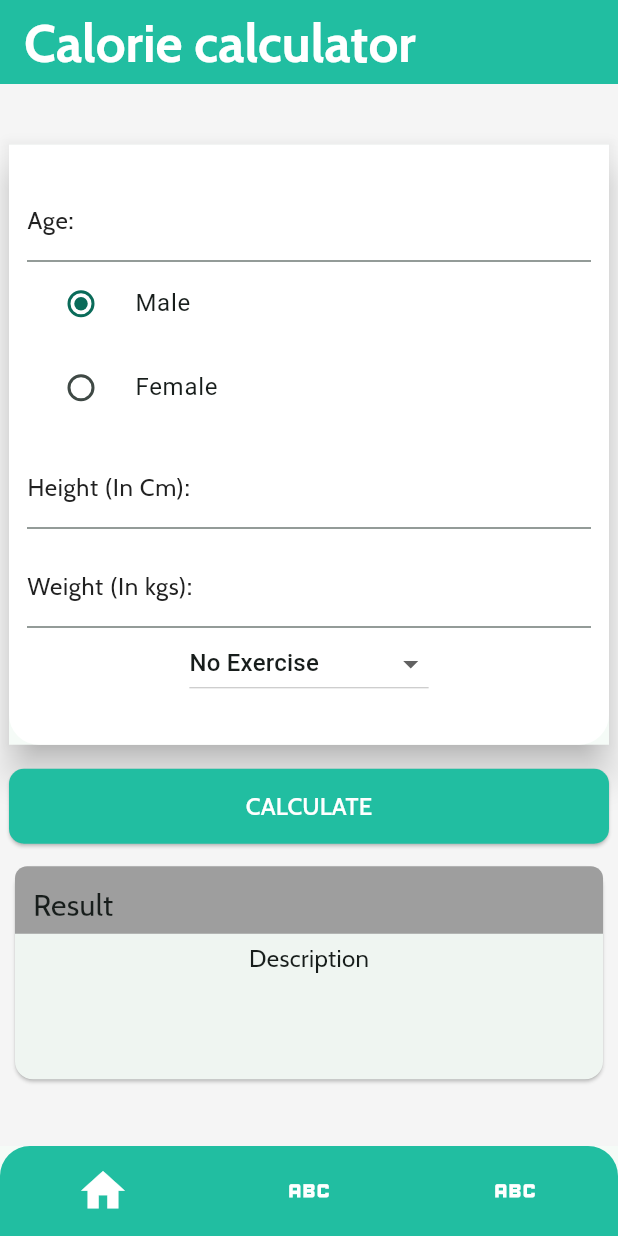
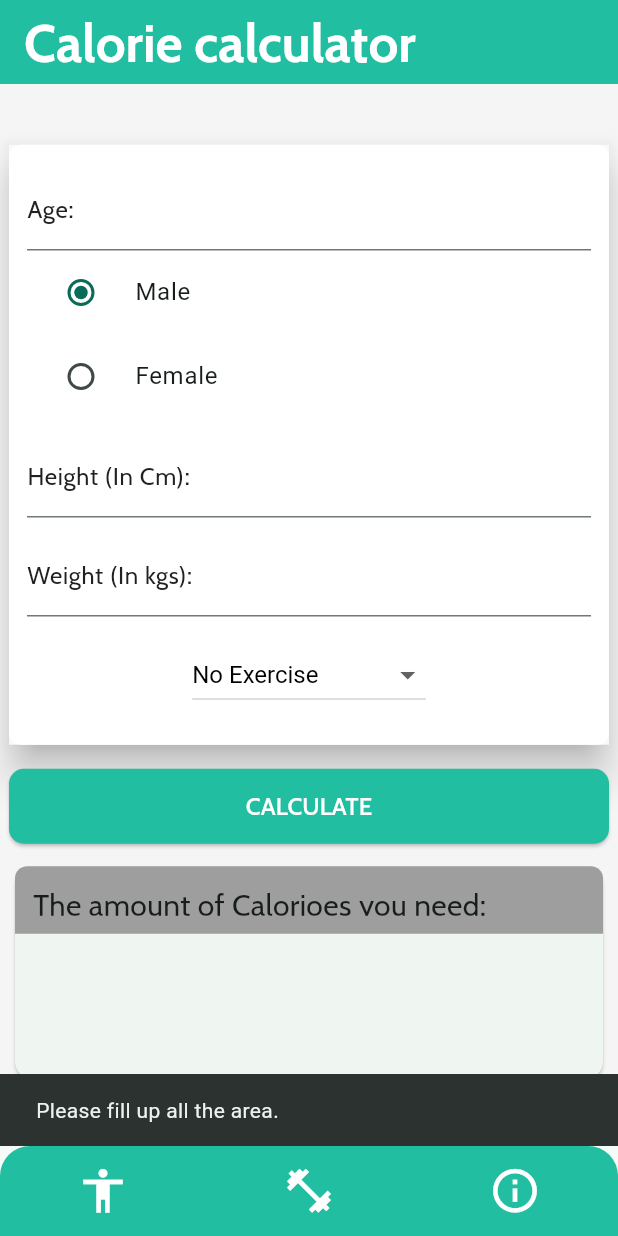
Before and after one commit to kushalchh07/BMIcalculator, a Flutter app: the screen it shows after launch, item 2 of the bottom bar chosen, after a tap on "CALCULATE", on a phone screen of 412 x 824 dp. Run offline on Flutter 3.47's test engine with Material 3 defaults, Android fonts, the phone set to English and light mode, and no system bars; our stand-ins replace google_fonts.

Commit message:
added calorie counter

```diff
--- a/lib/main.dart
+++ b/lib/main.dart
@@ -12,7 +12,7 @@ class MyApp extends StatelessWidget {
   @override
   Widget build(BuildContext context) {
     return MaterialApp(
-      title: 'Flutter Demo',
+      title: 'BMIndex',
       theme: ThemeData(
         colorScheme: ColorScheme.fromSeed(
             seedColor: const Color.fromARGB(255, 33, 190, 161)),
--- a/lib/pages/about_page.dart
+++ b/lib/pages/about_page.dart
@@ -2,8 +2,7 @@ import 'package:flutter/material.dart';
 import 'package:google_fonts/google_fonts.dart';
 
 class AboutPage extends StatelessWidget {
-
-   AboutPage({super.key});
+  AboutPage({super.key});
 
   @override
   Widget build(BuildContext context) {
@@ -21,7 +20,7 @@ class AboutPage extends StatelessWidget {
       ),
       body: Center(
         child: Container(
-          child: Text("AboutPage."),
+          child: Text("Info will be added soon."),
         ),
       ),
     );
--- a/lib/pages/bmi_page.dart
+++ b/lib/pages/bmi_page.dart
@@ -5,7 +5,6 @@ import 'package:flutter/material.dart';
 import 'package:flutter/widgets.dart';
 
 class BmiPage extends StatefulWidget {
-
   BmiPage({super.key});
 
   @override
@@ -13,7 +12,6 @@ class BmiPage extends StatefulWidget {
 }
 
 class _BmiPageState extends State<BmiPage> {
-
   var wtController = TextEditingController();
   var ftController = TextEditingController();
   var inController = TextEditingController();
@@ -65,7 +63,7 @@ class _BmiPageState extends State<BmiPage> {
     final size = MediaQuery.of(context).size;
 
     return Scaffold(
-       appBar: AppBar(
+      appBar: AppBar(
         backgroundColor: const Color.fromARGB(255, 33, 190, 161),
         title: Text(
           "BMI calculator",
@@ -131,7 +129,7 @@ class _BmiPageState extends State<BmiPage> {
                           controller: wtController,
                           decoration: InputDecoration(
                               label: Text(
-                                "Enter Your Weights (In kgs):",
+                                "Weights (In kgs):",
                                 style: GoogleFonts.cabin(
                                     fontWeight: FontWeight.w100,
                                     color: Colors.grey.shade900),
@@ -145,7 +143,7 @@ class _BmiPageState extends State<BmiPage> {
                         TextField(
                           controller: ftController,
                           decoration: InputDecoration(
-                              label: Text("Enter Your Height (In ft):",
+                              label: Text("Height (In ft):",
                                   style: GoogleFonts.cabin(
                                       fontWeight: FontWeight.w100,
                                       color: Colors.grey.shade900)),
@@ -158,7 +156,7 @@ class _BmiPageState extends State<BmiPage> {
                         TextField(
                           controller: inController,
                           decoration: InputDecoration(
-                              label: Text("Enter Your Height (In Inch):",
+                              label: Text("Height (In Inch):",
                                   style: GoogleFonts.cabin(
                                       fontWeight: FontWeight.w100,
                                       color: Colors.grey.shade900)),
--- a/lib/pages/calorie_calculate.dart
+++ b/lib/pages/calorie_calculate.dart
@@ -12,12 +12,50 @@ class _CalorieCalculateState extends State<CalorieCalculate> {
   var wtController = TextEditingController();
   var ageController = TextEditingController();
   var cmController = TextEditingController();
-  var result = "";
+  var bmr;
   var description = "";
 
-  void _onpressed() {}
-  String _selectedOption = 'Option 1';
-  String _choice = 'No Exercise';
+  var _selectedOption = 'Option 1';
+  var _choice = 'No Exercise';
+
+  void _onpressed() {
+    var wt = wtController.text.toString();
+    var age = ageController.text.toString();
+    var cm = cmController.text.toString();
+
+    if (wt != "" && age != "" && cm != "") {
+      var twt = int.parse(wt); //parsed into integer
+      var tage = int.parse(age); //parsed into integer
+      var tcm = int.parse(cm);
+
+      setState(() {
+        if (_selectedOption == 'Option 1') {
+          bmr = (10 * twt) + (6.25 * tcm) - (5 * tage) + 5;
+        } else {
+          bmr = (10 * twt) + (6.25 * tcm) - (5 * tage) - 161;
+        }
+
+        if (_choice == 'No Exerxise') {
+          description = (bmr * 1.2).toString();
+        } else if (_choice == 'Light Exercise') {
+          description = (bmr * 1.375).toString();
+        } else if (_choice == 'Moderate Exercise') {
+          description = (bmr * 1.55).toString();
+        } else if (_choice == 'Hard Exercise') {
+          description = (bmr * 1.725).toString();
+        } else {
+          description = (bmr * 1.9).toString();
+        }
+      });
+    }
+    if (wt == "" && age == "" && cm == "") {
+      setState(() {
+        // Show the SnackBar
+        ScaffoldMessenger.of(context).showSnackBar(
+            SnackBar(content: Text("Please fill up all the area.")));
+      });
+    }
+  }
 
   @override
   Widget build(BuildContext context) {
@@ -47,9 +85,7 @@ class _CalorieCalculateState extends State<CalorieCalculate> {
               elevation: 10,
               child: Container(
                 decoration: BoxDecoration(
-                  borderRadius: BorderRadius.only(
-                      bottomLeft: Radius.circular(20),
-                      bottomRight: Radius.circular(20)),
+                  borderRadius: BorderRadius.circular(8),
                   color: Colors.white,
                 ),
                 height: 400,
@@ -118,7 +154,14 @@ class _CalorieCalculateState extends State<CalorieCalculate> {
                           ),
                           keyboardType: TextInputType.number,
                         ),
+                        SizedBox(
+                          height: 15,
+                        ),
                         DropdownButton(
+                            icon: Icon(Icons.arrow_drop_down),
+                            elevation: 8,
+                            style: TextStyle(color: Colors.black, fontSize: 16),
+                            dropdownColor: Colors.white,
                             value: _choice,
                             items: <String>[
                               'No Exercise',
@@ -178,7 +221,7 @@ class _CalorieCalculateState extends State<CalorieCalculate> {
                       child: Padding(
                         padding: const EdgeInsets.all(12.0),
                         child: Text(
-                          "Result",
+                          "The amount of Calorioes you need:",
                           style: GoogleFonts.cabin(fontSize: 20),
                         ),
                       ),
@@ -194,18 +237,11 @@ class _CalorieCalculateState extends State<CalorieCalculate> {
                         mainAxisAlignment: MainAxisAlignment.spaceAround,
                         children: [
                           Column(
+                            crossAxisAlignment: CrossAxisAlignment.start,
                             children: [
                               Text(
-                                "Description",
-                                style: GoogleFonts.cabin(fontSize: 16),
-                              ),
-                              Divider(
-                                thickness: 1,
-                                color: Colors.black,
-                              ),
-                              Text(
                                 description,
-                                style: GoogleFonts.cabin(fontSize: 20),
+                                style: GoogleFonts.cabin(fontSize: 25),
                               ),
                             ],
                           ),
--- a/lib/pages/homepage.dart
+++ b/lib/pages/homepage.dart
@@ -51,7 +51,7 @@ class _HomePageState extends State<HomePage> {
                   });
                 },
                 icon: Icon(
-                  Icons.home,
+                  Icons.accessibility,
                   color: Colors.white,
                   size: 35,
                 )),
@@ -63,7 +63,7 @@ class _HomePageState extends State<HomePage> {
                   });
                 },
                 icon: Icon(
-                  Icons.abc,
+                  Icons.fitness_center,
                   color: Colors.white,
                   size: 35,
                 )),
@@ -75,7 +75,7 @@ class _HomePageState extends State<HomePage> {
                   });
                 },
                 icon: Icon(
-                  Icons.abc_outlined,
+                  Icons.info_outline,
                   color: Colors.white,
                   size: 35,
                 )),
```
Also changed, not shown: 2 other files.
